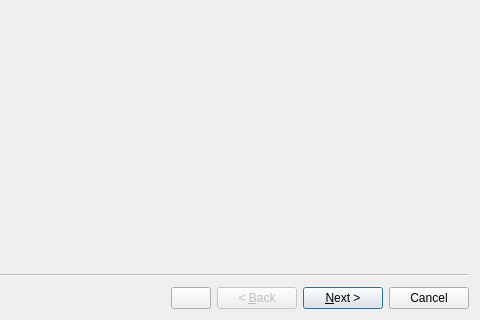
This is src/gui/components/configurationwizard.ui in skylitefly/neoswift as Qt 5 draws it before an edit; both pictures show x 220 to 700 and y 280 to 600 of the 700 by 600 pixel window. The edited form follows.
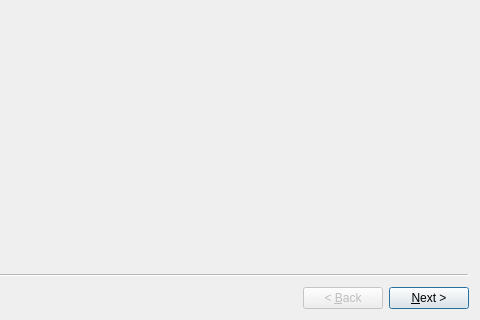
This is the edited form. Custom widgets are drawn as their Qt base class.

Commit message: Remove redundant wizard buttons

```diff
--- a/src/gui/components/configurationwizard.ui
+++ b/src/gui/components/configurationwizard.ui
@@ -29,7 +29,7 @@
    <enum>QWizard::WizardStyle::ClassicStyle</enum>
   </property>
   <property name="options">
-   <set>QWizard::WizardOption::HaveCustomButton1</set>
+   <set>QWizard::WizardOption::NoCancelButton</set>
   </property>
   <widget class="QWizardPage" name="wp_Welcome">
    <property name="title">
```
Left out of the diff: 26 changed lines with no effect on the pictures. The commit also changes 4 other files.
